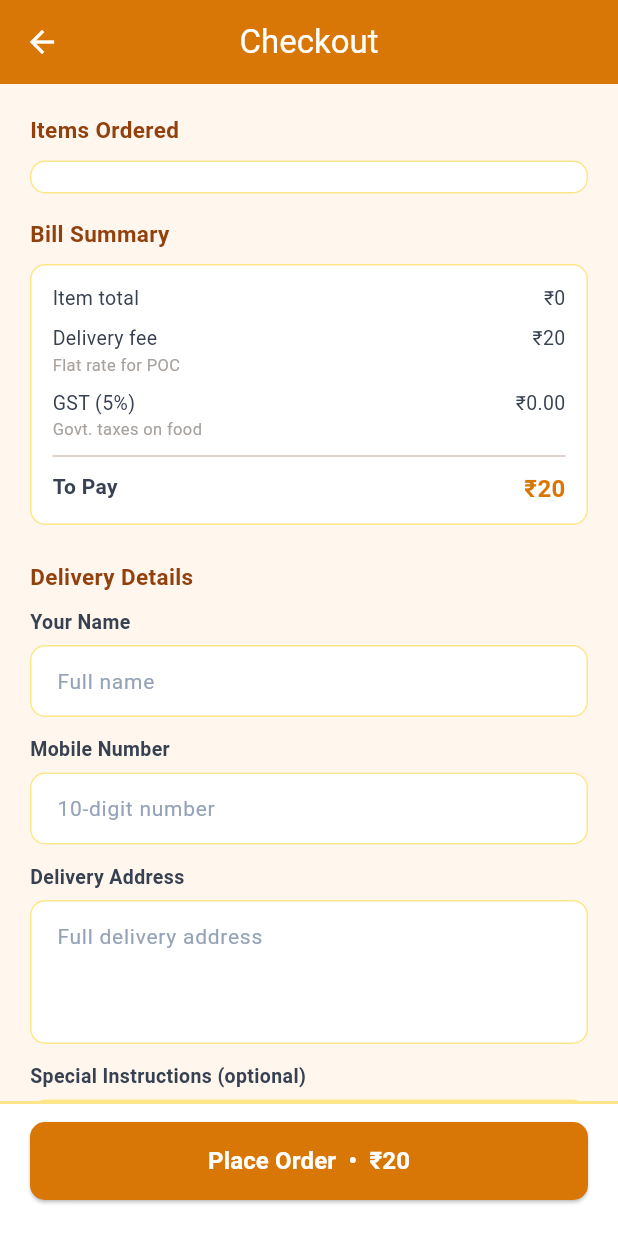
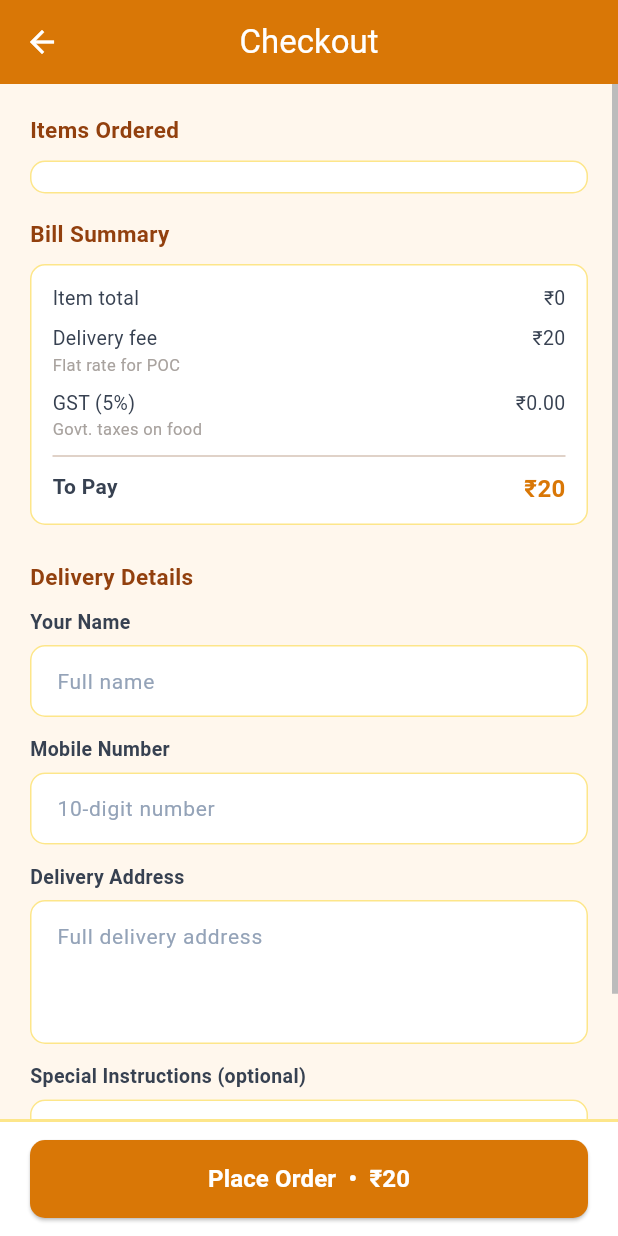
Before and after one commit to g2r1990/GSR-POC, a Flutter app: the CheckoutScreen screen opened directly, on a phone screen of 412 x 824 dp. Run offline on Flutter 3.47's test engine with Material 3 defaults, Android fonts, the phone set to English and light mode, and no system bars; our stand-ins replace geolocator, shared_preferences; accounts and stored records are empty.

Commit message:
Fix checkout: SafeArea on Place Order bar + Scrollbar on body
- Wrap bottomNavigationBar in SafeArea(top: false) so Place Order
  button is never hidden behind Android system gesture bar
- Add Scrollbar(thumbVisibility: true) around body SingleChildScrollView
  so users see they can scroll down to reach delivery fields

Co-Authored-By: Claude Sonnet 4.6 <noreply@anthropic.com>

```diff
--- a/gsr_app/lib/screens/customer/checkout_screen.dart
+++ b/gsr_app/lib/screens/customer/checkout_screen.dart
@@ -105,8 +105,10 @@ class _CheckoutScreenState extends State<CheckoutScreen> {
         centerTitle: true,
         elevation: 0,
       ),
-      bottomNavigationBar: Container(
-        padding: const EdgeInsets.fromLTRB(20, 12, 20, 24),
+      bottomNavigationBar: SafeArea(
+        top: false,
+        child: Container(
+          padding: const EdgeInsets.fromLTRB(20, 12, 20, 12),
           decoration: const BoxDecoration(
             color: Colors.white,
             border: Border(top: BorderSide(color: Color(0xFFFDE68A), width: 2)),
@@ -161,7 +163,10 @@ class _CheckoutScreenState extends State<CheckoutScreen> {
             ],
           ),
         ),
-      body: SingleChildScrollView(
+      ),
+      body: Scrollbar(
+        thumbVisibility: true,
+        child: SingleChildScrollView(
         padding: const EdgeInsets.all(20),
         child: Form(
           key: _formKey,
@@ -282,6 +287,7 @@ class _CheckoutScreenState extends State<CheckoutScreen> {
 
               const SizedBox(height: 16),
             ],
+          ),
         ),
         ),
       ),
```
Lines whose indentation alone changed are shown as unchanged.
